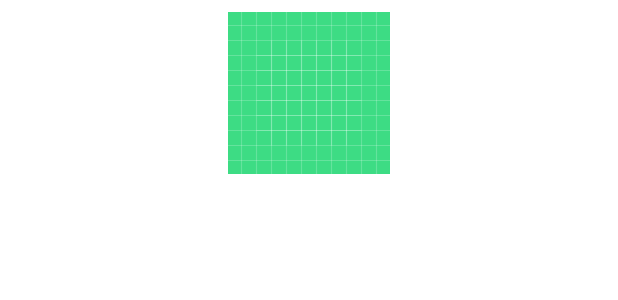
After one commit to DaShagy/TPChallenges, an Android app: the layout recyclerview_picture_item.xml on its own in the app's theme, with its tools: preview values and no code run, on a phone screen of 412 x 824 dp. The commit adds this screen. Shown: the top 300 px of the screen. Run offline under Robolectric (Android 15) with nearby library versions, the phone set to English and light mode, and no system bars.

Commit message:
Upload multiple images

```diff
--- /dev/null
+++ b/app/src/main/res/layout/recyclerview_picture_item.xml
@@ -0,0 +1,21 @@
+<?xml version="1.0" encoding="utf-8"?>
+<androidx.constraintlayout.widget.ConstraintLayout xmlns:android="http://schemas.android.com/apk/res/android"
+    xmlns:app="http://schemas.android.com/apk/res-auto"
+    xmlns:tools="http://schemas.android.com/tools"
+    android:layout_width="match_parent"
+    android:layout_height="wrap_content"
+    android:padding="8dp">
+
+    <ImageView
+        android:id="@+id/iv_my_place"
+        android:layout_width="match_parent"
+        android:layout_height="wrap_content"
+        android:contentDescription="poster"
+        app:layout_constraintBottom_toBottomOf="parent"
+        app:layout_constraintEnd_toEndOf="parent"
+        app:layout_constraintStart_toStartOf="parent"
+        app:layout_constraintTop_toTopOf="parent"
+        tools:src="@drawable/ic_launcher_background" />
+
+
+</androidx.constraintlayout.widget.ConstraintLayout>
```
Also changed, not shown: app/src/main/java/com/dashagy/tpchallenges/presentation/fragments/MyPlaceFragment.kt (+27 -26 lines), app/src/main/java/com/dashagy/tpchallenges/presentation/viewmodel/places/MyPlaceViewModel.kt (+37 -17 lines), app/src/main/java/com/dashagy/tpchallenges/presentation/viewmodel/places/model/ViewModelPicture.kt (added, +8 -0 lines).
